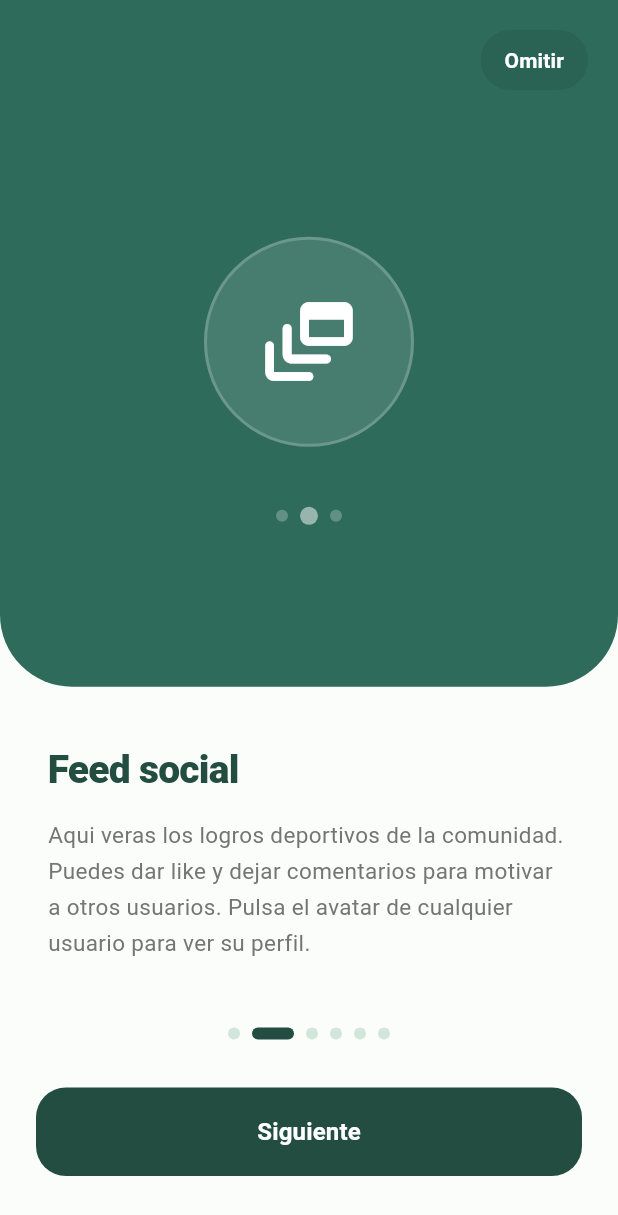
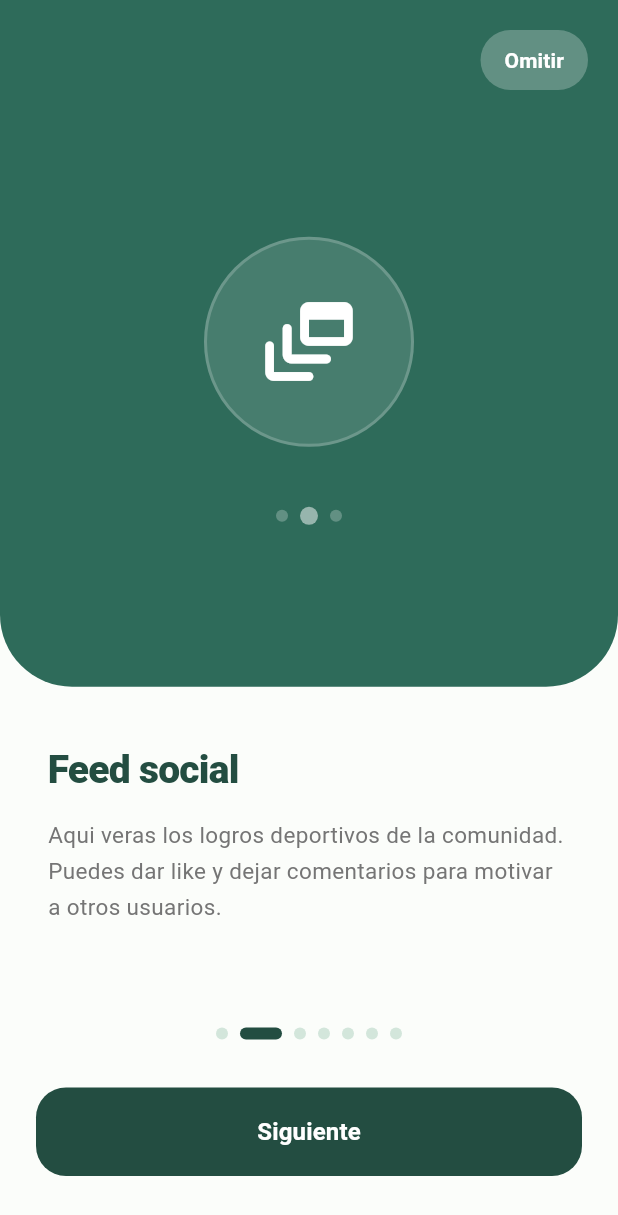
Before and after one commit to javiermedinilla2708/FitCrew, a Flutter app: the TutorialScreen screen opened directly, swiped to page 2, on a phone screen of 412 x 824 dp. Shown: the top 1215 px of the screen. Run offline on Flutter 3.47's test engine with Material 3 defaults, Android fonts, the phone set to English and light mode, and no system bars; our stand-ins replace cloud_firestore, firebase_auth, firebase_core, firebase_messaging, flutter_local_notifications, flutter_map and 6 more; accounts and stored records are empty; network calls fail.

Commit message:
Se ha añadido un apartado mas en el tutorial

```diff
--- a/fitcrew/lib/screens/tutorial/tutorial_screen.dart
+++ b/fitcrew/lib/screens/tutorial/tutorial_screen.dart
@@ -33,6 +33,14 @@ class _TutorialScreenState extends State<TutorialScreen>
 
   // ----------------------------------------------------------
   // PASOS DEL TUTORIAL
+  // 7 pasos — uno por funcionalidad principal de la app:
+  //   0 - Bienvenida
+  //   1 - Feed social
+  //   2 - Crear post
+  //   3 - Ranking
+  //   4 - Mapa de actividades
+  //   5 - Buscar companeros
+  //   6 - Perfil propio
   // ----------------------------------------------------------
   final List<_TutorialPage> _pages = const [
     _TutorialPage(
@@ -46,7 +54,7 @@ class _TutorialScreenState extends State<TutorialScreen>
       icon: Icons.dynamic_feed_rounded,
       title: "Feed social",
       description:
-          "Aqui veras los logros deportivos de la comunidad. Puedes dar like y dejar comentarios para motivar a otros usuarios. Pulsa el avatar de cualquier usuario para ver su perfil.",
+          "Aqui veras los logros deportivos de la comunidad. Puedes dar like y dejar comentarios para motivar a otros usuarios.",
       color: Color(0xFF2E6B5A),
     ),
     _TutorialPage(
@@ -57,25 +65,32 @@ class _TutorialScreenState extends State<TutorialScreen>
       color: Color(0xFF1A5C4A),
     ),
     _TutorialPage(
+      icon: Icons.emoji_events_rounded,
+      title: "Ranking de la comunidad",
+      description:
+          "Consulta el ranking global de usuarios mas activos y filtra por deporte para ver quien lidera en tu disciplina favorita. Compite y escala posiciones entrenando.",
+      color: Color(0xFF234D41),
+    ),
+    _TutorialPage(
       icon: Icons.map_rounded,
       title: "Actividades en el mapa",
       description:
           "Descubre actividades deportivas cerca de ti en el mapa interactivo. Puedes unirte a las que te interesen o crear las tuyas propias con un formulario rapido.",
-      color: Color(0xFF234D41),
+      color: Color(0xFF2E6B5A),
     ),
     _TutorialPage(
       icon: Icons.people_rounded,
       title: "Encuentra companeros",
       description:
           "Busca usuarios con tus mismos deportes favoritos y sigueles para construir tu red deportiva. Acepta sus solicitudes desde la pestana de Solicitudes.",
-      color: Color(0xFF2E6B5A),
+      color: Color(0xFF1A5C4A),
     ),
     _TutorialPage(
       icon: Icons.person_rounded,
       title: "Tu perfil",
       description:
           "Consulta tus estadisticas, entrenos y logros publicados. Edita tu nombre, bio y foto de perfil. Configura tu privacidad y preferencias desde el menu de ajustes.",
-      color: Color(0xFF1A5C4A),
+      color: Color(0xFF234D41),
     ),
   ];
 
@@ -89,7 +104,8 @@ class _TutorialScreenState extends State<TutorialScreen>
   }
 
   // ----------------------------------------------------------
-  // NAVEGAR A LA SIGUIENTE PÁGINA
+  // NAVEGAR A LA SIGUIENTE PAGINA
+  // Si es la ultima pagina navega directamente a HomeScreen
   // ----------------------------------------------------------
   void _nextPage() {
     if (_currentPage < _pages.length - 1) {
@@ -104,6 +120,8 @@ class _TutorialScreenState extends State<TutorialScreen>
 
   // ----------------------------------------------------------
   // NAVEGAR A HOMESCREEN
+  // Elimina todas las rutas anteriores del stack para que
+  // el usuario no pueda volver al tutorial con el boton atras
   // ----------------------------------------------------------
   void _goToHome() {
     Navigator.pushAndRemoveUntil(
@@ -123,7 +141,8 @@ class _TutorialScreenState extends State<TutorialScreen>
       body: Stack(
         children: [
           // --------------------------------------------------
-          // PAGEVIEW — una página por funcionalidad
+          // PAGEVIEW — una pagina por funcionalidad
+          // Swipe horizontal para navegar entre pasos
           // --------------------------------------------------
           PageView.builder(
             controller: _pageController,
@@ -133,7 +152,9 @@ class _TutorialScreenState extends State<TutorialScreen>
           ),
 
           // --------------------------------------------------
-          // BOTÓN OMITIR — esquina superior derecha
+          // BOTON OMITIR — esquina superior derecha
+          // Color verde oscuro sobre fondo claro de la zona
+          // superior coloreada para garantizar legibilidad
           // --------------------------------------------------
           Positioned(
             top: MediaQuery.of(context).padding.top + 16,
@@ -141,7 +162,7 @@ class _TutorialScreenState extends State<TutorialScreen>
             child: TextButton(
               onPressed: _goToHome,
               style: TextButton.styleFrom(
-                backgroundColor: Colors.black.withOpacity(0.08),
+                backgroundColor: Colors.white.withOpacity(0.25),
                 shape: RoundedRectangleBorder(
                   borderRadius: BorderRadius.circular(20),
                 ),
@@ -162,7 +183,8 @@ class _TutorialScreenState extends State<TutorialScreen>
           ),
 
           // --------------------------------------------------
-          // CONTROLES INFERIORES — indicadores + botones
+          // CONTROLES INFERIORES — indicadores de pagina
+          // y boton de siguiente o empezar en el ultimo paso
           // --------------------------------------------------
           Positioned(
             bottom: MediaQuery.of(context).padding.bottom + 40,
@@ -170,7 +192,7 @@ class _TutorialScreenState extends State<TutorialScreen>
             right: 24,
             child: Column(
               children: [
-                // Indicadores de página
+                // Indicadores de pagina animados
                 Row(
                   mainAxisAlignment: MainAxisAlignment.center,
                   children: List.generate(
@@ -192,7 +214,7 @@ class _TutorialScreenState extends State<TutorialScreen>
 
                 const SizedBox(height: 32),
 
-                // Botón siguiente / empezar
+                // Boton siguiente o empezar en el ultimo paso
                 SizedBox(
                   width: double.infinity,
                   child: ElevatedButton(
@@ -226,12 +248,14 @@ class _TutorialScreenState extends State<TutorialScreen>
   }
 
   // ----------------------------------------------------------
-  // CONSTRUIR PÁGINA INDIVIDUAL
+  // CONSTRUIR PAGINA INDIVIDUAL
+  // Zona superior con fondo de color e icono centrado.
+  // Zona inferior con titulo y descripcion de la funcionalidad.
   // ----------------------------------------------------------
   Widget _buildPage(_TutorialPage page) {
     return Column(
       children: [
-        // Zona superior con fondo de color e icono
+        // Zona superior coloreada con icono
         Expanded(
           flex: 5,
           child: Container(
@@ -248,7 +272,7 @@ class _TutorialScreenState extends State<TutorialScreen>
               children: [
                 const SizedBox(height: 80),
 
-                // Círculo decorativo con icono
+                // Circulo decorativo con icono de la funcionalidad
                 Container(
                   width: 140,
                   height: 140,
@@ -265,7 +289,7 @@ class _TutorialScreenState extends State<TutorialScreen>
 
                 const SizedBox(height: 40),
 
-                // Decoración de puntos
+                // Decoracion de puntos inferior
                 Row(
                   mainAxisAlignment: MainAxisAlignment.center,
                   children: List.generate(
@@ -288,7 +312,7 @@ class _TutorialScreenState extends State<TutorialScreen>
           ),
         ),
 
-        // Zona inferior con texto
+        // Zona inferior con titulo y descripcion
         Expanded(
           flex: 4,
           child: Padding(
@@ -301,7 +325,7 @@ class _TutorialScreenState extends State<TutorialScreen>
                   style: const TextStyle(
                     fontSize: 26,
                     fontWeight: FontWeight.w900,
-                    color: Color(0xFF234D41),
+                    color: _colorVerdeBosque,
                     height: 1.2,
                     letterSpacing: -0.5,
                   ),
@@ -327,7 +351,9 @@ class _TutorialScreenState extends State<TutorialScreen>
 }
 
 // ----------------------------------------------------------
-// MODELO DE PÁGINA DEL TUTORIAL
+// MODELO DE PAGINA DEL TUTORIAL
+// Contiene los datos de cada paso: icono, titulo,
+// descripcion y color de fondo de la zona superior
 // ----------------------------------------------------------
 class _TutorialPage {
   final IconData icon;
```
Also changed, not shown: fitcrew/lib/screens/home/home_screen.dart (+60 -17 lines).
